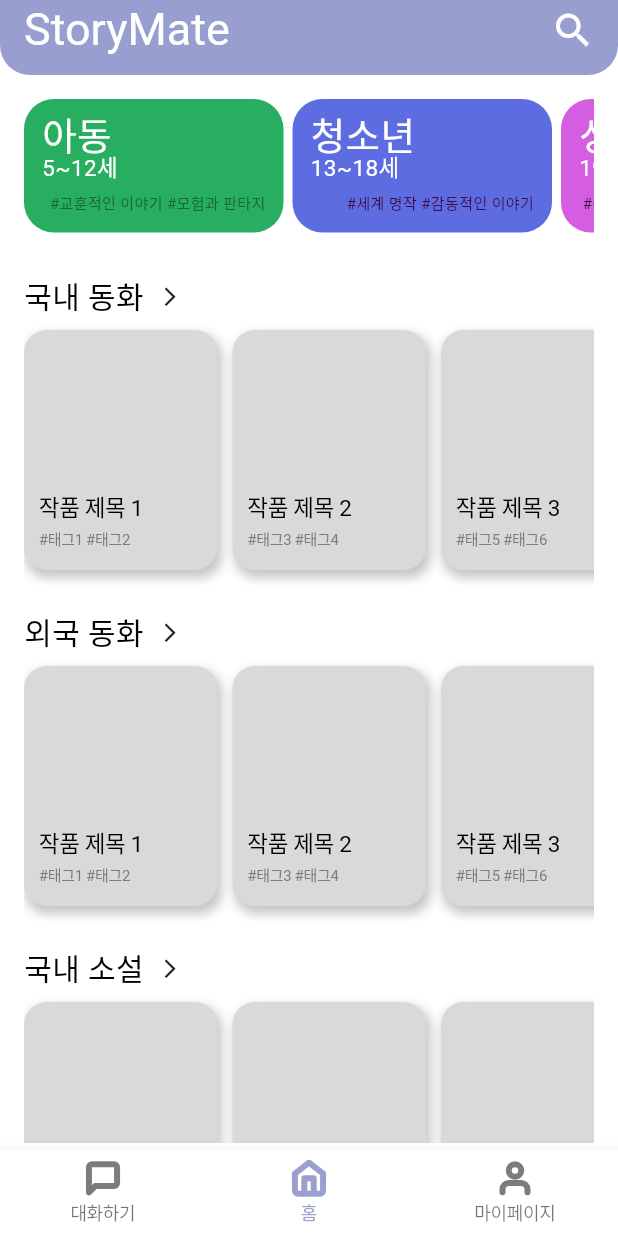
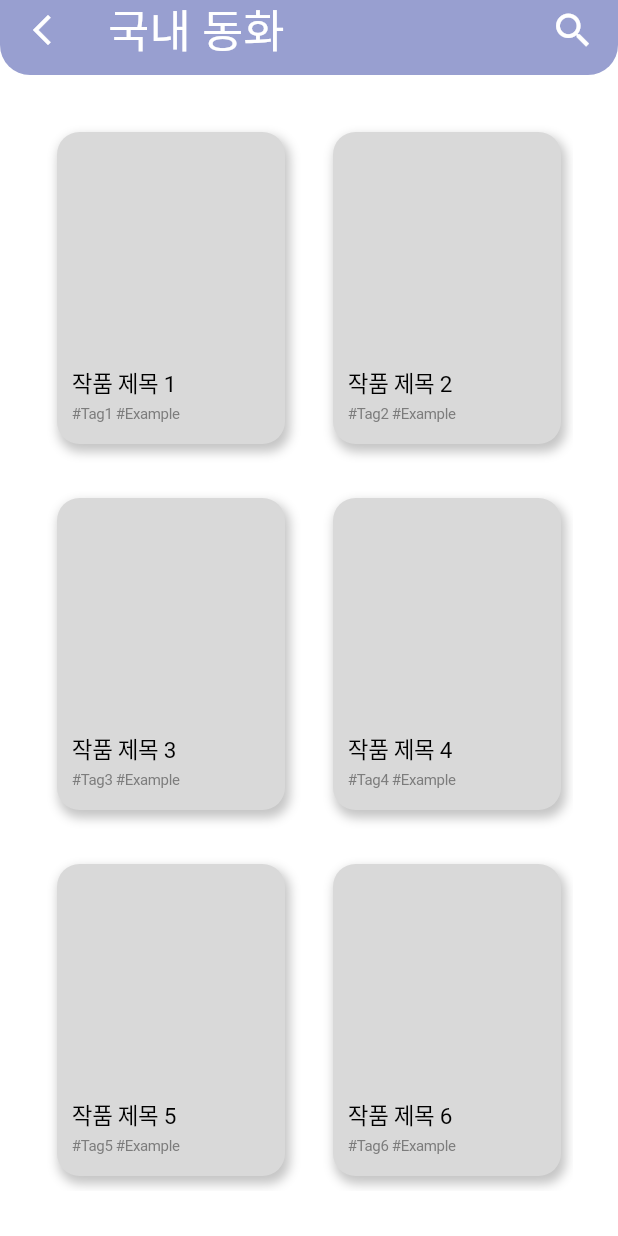
Before and after one commit to siiion/Story-Mate_Frontend, a Flutter app: the screen it shows after launch, after a tap on the "arrow forward ios" icon, on a phone screen of 412 x 824 dp. Run offline on Flutter 3.47's test engine with Material 3 defaults, Android fonts, the phone set to English and light mode, and no system bars; our stand-ins replace flutter_svg, get; Roboto replaces fonts that are missing (Jua).

Commit message:
FEAT: 작품 목록 UI 구현

```diff
--- /dev/null
+++ b/lib/components/custom_card.dart
@@ -0,0 +1,65 @@
+// 작품 카드 위젯
+
+import 'package:flutter/material.dart';
+import 'package:flutter/widgets.dart';
+
+class CustomCard extends StatelessWidget {
+  final String title;
+  final String tags;
+
+  const CustomCard({
+    super.key,
+    required this.title,
+    required this.tags,
+  });
+
+  @override
+  Widget build(BuildContext context) {
+    return Container(
+      width: 129,
+      decoration: BoxDecoration(
+        color: Color(0xffd9d9d9),
+        borderRadius: BorderRadius.circular(15),
+        boxShadow: [
+          BoxShadow(
+            color: Colors.grey.withOpacity(0.6),
+            spreadRadius: 1,
+            blurRadius: 5,
+            offset: Offset(2, 4),
+          ),
+        ],
+      ),
+      child: Padding(
+        padding: const EdgeInsets.all(10),
+        child: Column(
+          crossAxisAlignment: CrossAxisAlignment.start,
+          mainAxisAlignment: MainAxisAlignment.end,
+          children: [
+            Text(
+              title,
+              style: TextStyle(
+                color: Colors.black,
+                fontSize: 15,
+                fontFamily: 'Jua',
+                fontWeight: FontWeight.w400,
+                height: 1.33,
+                letterSpacing: -0.23,
+              ),
+            ),
+            Text(
+              tags,
+              style: TextStyle(
+                color: Color(0xFF7C7C7C),
+                fontSize: 10,
+                fontFamily: 'Jua',
+                fontWeight: FontWeight.w400,
+                height: 2,
+                letterSpacing: -0.23,
+              ),
+            ),
+          ],
+        ),
+      ),
+    );
+  }
+}
--- a/lib/routes/app_routes.dart
+++ b/lib/routes/app_routes.dart
@@ -1,6 +1,7 @@
 // 라우팅 관리
 
 import 'package:get/get.dart';
+import 'package:storymate/views/book_list_page.dart';
 import 'package:storymate/views/home_page.dart';
 
 class AppRoutes {
@@ -11,5 +12,10 @@ class AppRoutes {
       name: HOME,
       page: () => HomePage(),
     ),
+    // 작품 목록 화면
+    GetPage(
+      name: '/book_list',
+      page: () => BookListPage(),
+    ),
   ];
 }
--- /dev/null
+++ b/lib/view_models/home_controller.dart
@@ -0,0 +1,12 @@
+import 'package:get/get.dart';
+
+class HomeController extends GetxController {
+  // 선택된 카테고리 정보
+  final RxString selectedCategory = ''.obs;
+
+  // 카테고리 선택 메서드
+  void setCategory(String category) {
+    selectedCategory.value = category;
+    Get.toNamed('/book_list', arguments: category);
+  }
+}
--- a/lib/view_models/sample_controller.dart
+++ /dev/null
@@ -1,11 +0,0 @@
-// 샘플 컨트롤러
-
-import 'package:get/get.dart';
-
-class SampleController extends GetxController {
-  var count = 0.obs; // 상태 정의 (Rx 타입)
-
-  void increment() {
-    count++;
-  }
-}
--- /dev/null
+++ b/lib/views/book_list_page.dart
@@ -0,0 +1,63 @@
+import 'package:flutter/material.dart';
+import 'package:get/get.dart';
+import 'package:storymate/components/custom_app_bar.dart';
+import 'package:storymate/components/custom_card.dart';
+import 'package:storymate/components/theme.dart';
+
+class BookListPage extends StatelessWidget {
+  const BookListPage({super.key});
+
+  @override
+  Widget build(BuildContext context) {
+    // 카테고리 정보 받기
+    final String category = Get.arguments ?? 'Unknown Category';
+
+    // 샘플 데이터
+    final List<Map<String, String>> items = List.generate(
+      10,
+      (index) => {
+        "title": "작품 제목 ${index + 1}",
+        "tags": "#Tag${index + 1} #Example",
+      },
+    );
+
+    return Scaffold(
+      backgroundColor: AppTheme.backgroundColor,
+      appBar: CustomAppBar(
+        leading: Padding(
+          padding: const EdgeInsets.only(bottom: 10),
+          child: Icon(
+            Icons.arrow_back_ios_new,
+            color: Colors.white,
+          ),
+        ),
+        title: category,
+        backgroundColor: AppTheme.primaryColor,
+      ),
+      body: Padding(
+        padding: const EdgeInsets.all(30),
+        child: GridView.builder(
+          gridDelegate: SliverGridDelegateWithFixedCrossAxisCount(
+            crossAxisCount: MediaQuery.of(context).size.width > 600
+                ? 3
+                : 2, // 화면 크기에 따라 열 개수 변경
+            crossAxisSpacing: 16,
+            mainAxisSpacing: 20,
+            childAspectRatio: 3 / 4,
+          ),
+          itemCount: items.length,
+          itemBuilder: (context, index) {
+            final item = items[index];
+            return Padding(
+              padding: const EdgeInsets.all(8.0),
+              child: CustomCard(
+                title: item['title']!,
+                tags: item['tags']!,
+              ),
+            );
+          },
+        ),
+      ),
+    );
+  }
+}
--- a/lib/views/home_page.dart
+++ b/lib/views/home_page.dart
@@ -1,13 +1,18 @@
 import 'package:flutter/material.dart';
+import 'package:get/get.dart';
 import 'package:storymate/components/custom_app_bar.dart';
 import 'package:storymate/components/custom_bottom_bar.dart';
+import 'package:storymate/components/custom_card.dart';
 import 'package:storymate/components/theme.dart';
+import 'package:storymate/view_models/home_controller.dart';
 
 class HomePage extends StatelessWidget {
   const HomePage({super.key});
 
   @override
   Widget build(BuildContext context) {
+    final HomeController controller = Get.put(HomeController());
+
     // 샘플 데이터
     final List<Map<String, String>> items = [
       {"title": "작품 제목 1", "tags": "#태그1 #태그2"},
@@ -84,7 +89,9 @@ class HomePage extends StatelessWidget {
                     ),
                     // 더보기 버튼
                     GestureDetector(
-                      onTap: () {},
+                      onTap: () {
+                        controller.setCategory('국내 동화');
+                      },
                       child: Icon(
                         Icons.arrow_forward_ios,
                         size: 15,
@@ -131,7 +138,9 @@ class HomePage extends StatelessWidget {
                     ),
                     // 더보기 버튼
                     GestureDetector(
-                      onTap: () {},
+                      onTap: () {
+                        controller.setCategory('외국 동화');
+                      },
                       child: Icon(
                         Icons.arrow_forward_ios,
                         size: 15,
@@ -178,7 +187,9 @@ class HomePage extends StatelessWidget {
                     ),
                     // 더보기 버튼
                     GestureDetector(
-                      onTap: () {},
+                      onTap: () {
+                        controller.selectedCategory('국내 소설');
+                      },
                       child: Icon(
                         Icons.arrow_forward_ios,
                         size: 15,
@@ -225,7 +236,9 @@ class HomePage extends StatelessWidget {
                     ),
                     // 더보기 버튼
                     GestureDetector(
-                      onTap: () {},
+                      onTap: () {
+                        controller.selectedCategory('외국 소설');
+                      },
                       child: Icon(
                         Icons.arrow_forward_ios,
                         size: 15,
@@ -256,67 +269,6 @@ class HomePage extends StatelessWidget {
             ),
           ),
         ],
-      ),
-    );
-  }
-}
-
-class CustomCard extends StatelessWidget {
-  final String title;
-  final String tags;
-
-  const CustomCard({
-    super.key,
-    required this.title,
-    required this.tags,
-  });
-
-  @override
-  Widget build(BuildContext context) {
-    return Container(
-      width: 129,
-      decoration: BoxDecoration(
-        color: Color(0xffd9d9d9),
-        borderRadius: BorderRadius.circular(15),
-        boxShadow: [
-          BoxShadow(
-            color: Colors.grey.withOpacity(0.6),
-            spreadRadius: 1,
-            blurRadius: 5,
-            offset: Offset(2, 4),
-          ),
-        ],
-      ),
-      child: Padding(
-        padding: const EdgeInsets.all(10),
-        child: Column(
-          crossAxisAlignment: CrossAxisAlignment.start,
-          mainAxisAlignment: MainAxisAlignment.end,
-          children: [
-            Text(
-              title,
-              style: TextStyle(
-                color: Colors.black,
-                fontSize: 15,
-                fontFamily: 'Jua',
-                fontWeight: FontWeight.w400,
-                height: 1.33,
-                letterSpacing: -0.23,
-              ),
-            ),
-            Text(
-              tags,
-              style: TextStyle(
-                color: Color(0xFF7C7C7C),
-                fontSize: 10,
-                fontFamily: 'Jua',
-                fontWeight: FontWeight.w400,
-                height: 2,
-                letterSpacing: -0.23,
-              ),
-            ),
-          ],
-        ),
       ),
     );
   }
```
